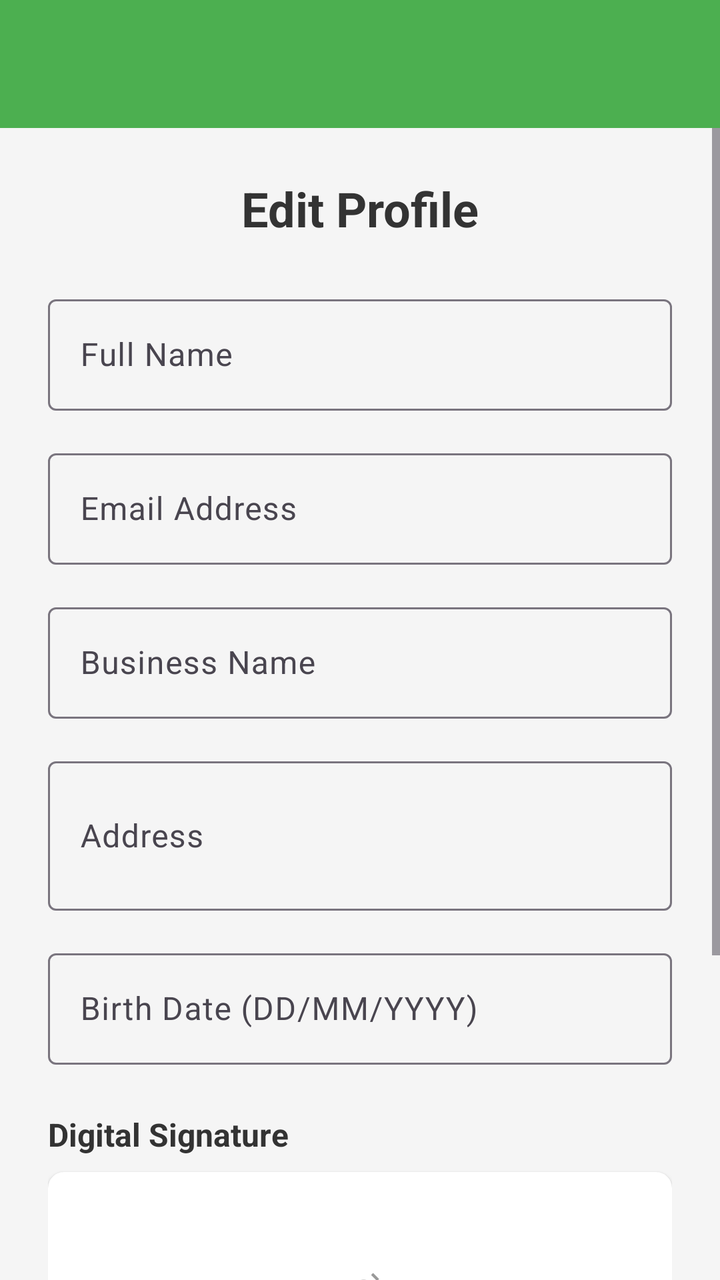
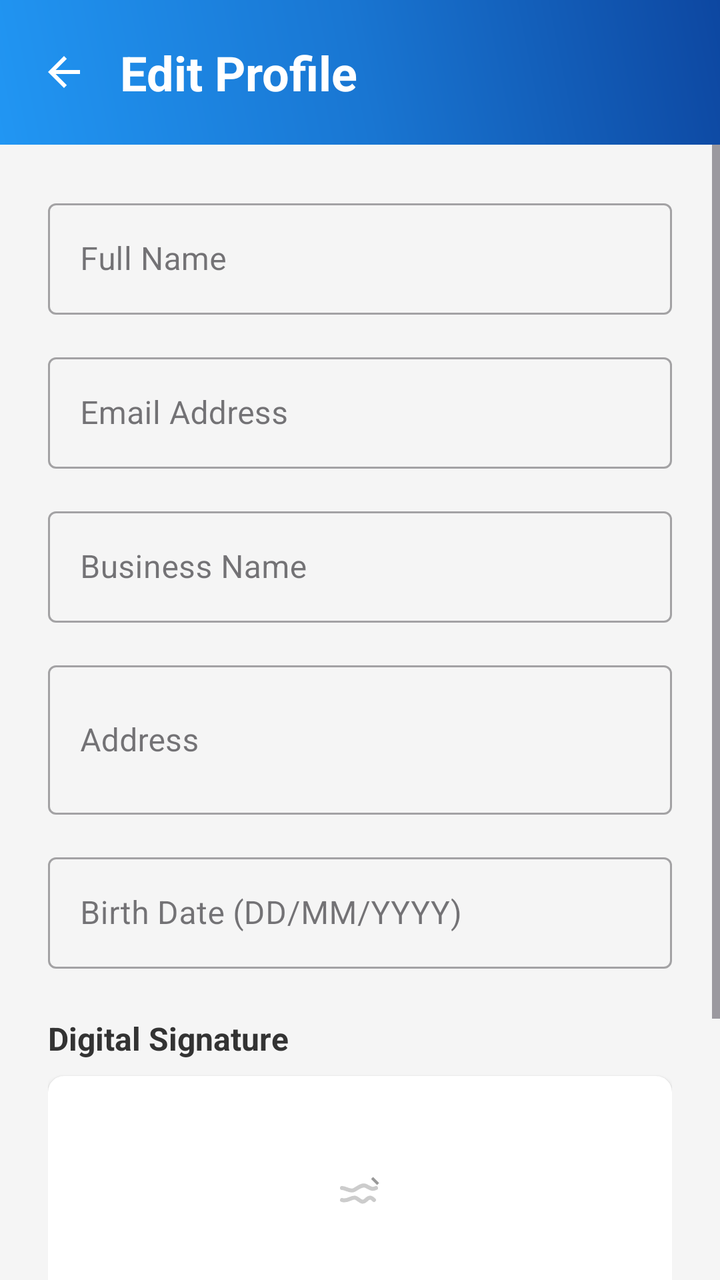

Screens rendered from an Android XML layout before and after an edit, with the pre-edit source and the edit as a unified diff.
<!-- AndroidManifest.xml: application theme Theme.RentMangment -->
<!-- res/layout/activity_edit_profile.xml -->
<?xml version="1.0" encoding="utf-8"?>
<LinearLayout xmlns:android="http://schemas.android.com/apk/res/android"
    xmlns:app="http://schemas.android.com/apk/res-auto"
    android:layout_width="match_parent"
    android:layout_height="match_parent"
    android:orientation="vertical"
    android:background="#f5f5f5">

    <androidx.appcompat.widget.Toolbar
        android:id="@+id/toolbar"
        android:layout_width="match_parent"
        android:layout_height="?attr/actionBarSize"
        android:background="#4CAF50"
        android:theme="@style/ThemeOverlay.AppCompat.Dark.ActionBar" />

    <ScrollView
        android:layout_width="match_parent"
        android:layout_height="match_parent">

        <LinearLayout
            android:layout_width="match_parent"
            android:layout_height="wrap_content"
            android:orientation="vertical"
            android:padding="24dp">

            <TextView
                android:layout_width="match_parent"
                android:layout_height="wrap_content"
                android:text="Edit Profile"
                android:textSize="24sp"
                android:textStyle="bold"
                android:textColor="#333"
                android:gravity="center"
                android:layout_marginBottom="24dp" />

            <com.google.android.material.textfield.TextInputLayout
                android:layout_width="match_parent"
                android:layout_height="wrap_content"
                android:layout_marginBottom="16dp">

                <com.google.android.material.textfield.TextInputEditText
                    android:id="@+id/etName"
                    android:layout_width="match_parent"
                    android:layout_height="wrap_content"
                    android:hint="Full Name"
                    android:inputType="textPersonName" />

            </com.google.android.material.textfield.TextInputLayout>

            <com.google.android.material.textfield.TextInputLayout
                android:layout_width="match_parent"
                android:layout_height="wrap_content"
                android:layout_marginBottom="16dp">

                <com.google.android.material.textfield.TextInputEditText
                    android:id="@+id/etEmail"
                    android:layout_width="match_parent"
                    android:layout_height="wrap_content"
                    android:hint="Email Address"
                    android:inputType="textEmailAddress" />

            </com.google.android.material.textfield.TextInputLayout>

            <com.google.android.material.textfield.TextInputLayout
                android:layout_width="match_parent"
                android:layout_height="wrap_content"
                android:layout_marginBottom="16dp">

                <com.google.android.material.textfield.TextInputEditText
                    android:id="@+id/etBusinessName"
                    android:layout_width="match_parent"
                    android:layout_height="wrap_content"
                    android:hint="Business Name"
                    android:inputType="text" />

            </com.google.android.material.textfield.TextInputLayout>

            <com.google.android.material.textfield.TextInputLayout
                android:layout_width="match_parent"
                android:layout_height="wrap_content"
                android:layout_marginBottom="16dp">

                <com.google.android.material.textfield.TextInputEditText
                    android:id="@+id/etAddress"
                    android:layout_width="match_parent"
                    android:layout_height="wrap_content"
                    android:hint="Address"
                    android:inputType="textMultiLine"
                    android:minLines="2" />

            </com.google.android.material.textfield.TextInputLayout>

            <com.google.android.material.textfield.TextInputLayout
                android:layout_width="match_parent"
                android:layout_height="wrap_content"
                android:layout_marginBottom="24dp">

                <com.google.android.material.textfield.TextInputEditText
                    android:id="@+id/etBirthDate"
                    android:layout_width="match_parent"
                    android:layout_height="wrap_content"
                    android:hint="Birth Date (DD/MM/YYYY)"
                    android:inputType="date"
                    android:focusable="false"
                    android:clickable="true" />

            </com.google.android.material.textfield.TextInputLayout>

            
            <TextView
                android:layout_width="match_parent"
                android:layout_height="wrap_content"
                android:text="Digital Signature"
                android:textSize="16sp"
                android:textStyle="bold"
                android:textColor="#333"
                android:layout_marginBottom="8dp" />

            <androidx.cardview.widget.CardView
                android:layout_width="match_parent"
                android:layout_height="120dp"
                android:layout_marginBottom="8dp"
                app:cardCornerRadius="8dp"
                app:cardElevation="2dp">

                <ImageView
                    android:id="@+id/ivSignaturePreview"
                    android:layout_width="match_parent"
                    android:layout_height="match_parent"
                    android:layout_margin="8dp"
                    android:scaleType="centerInside"
                    android:src="@drawable/ic_signature_placeholder" />

            </androidx.cardview.widget.CardView>

            <com.google.android.material.button.MaterialButton
                android:id="@+id/btnUpdateSignature"
                android:layout_width="match_parent"
                android:layout_height="48dp"
                android:layout_marginBottom="24dp"
                android:text="Update Signature"
                android:backgroundTint="#2196F3"
                style="@style/Widget.MaterialComponents.Button" />

            <com.google.android.material.button.MaterialButton
                android:id="@+id/btnSaveChanges"
                android:layout_width="match_parent"
                android:layout_height="56dp"
                android:text="Save Changes"
                android:textSize="16sp"
                android:backgroundTint="#4CAF50"
                style="@style/Widget.MaterialComponents.Button" />

        </LinearLayout>
    </ScrollView>
</LinearLayout>
<!-- resources referenced by this layout -->
<resources>
  <!-- drawable ic_signature_placeholder (drawable) -->
  <?xml version="1.0" encoding="utf-8"?>
  <vector xmlns:android="http://schemas.android.com/apk/res/android"
      android:width="24dp"
      android:height="24dp"
      android:viewportWidth="24"
      android:viewportHeight="24">
  
      
      <path
          android:strokeColor="#CCCCCC"
          android:strokeWidth="2"
          android:strokeLineCap="round"
          android:pathData="M3,8c2,0 4,2 6,1s4,-3 6,-2s3,2 5,1"/>
  
      
      <path
          android:strokeColor="#CCCCCC"
          android:strokeWidth="2"
          android:strokeLineCap="round"
          android:pathData="M3,14c3,1 5,-2 7,-1s3,3 5,1s3,-1 4,0"/>
  
      
      <path
          android:fillColor="#999999"
          android:pathData="M18.5,2.5l3,3l-1,1l-3,-3L18.5,2.5z"/>
  
      <path
          android:fillColor="#AAAAAA"
          android:pathData="M17.5,3.5l-12,12l-2,2l2,-2l12,-12L17.5,3.5z"/>
  
  </vector>
  <style name="Theme.RentMangment" parent="Base.Theme.RentMangment" />
  <style name="Base.Theme.RentMangment" parent="Theme.Material3.DayNight.NoActionBar">
          
          
      </style>
</resources>

<!-- the commit's change to res/layout/activity_edit_profile.xml (unified diff, before → after) -->
@@ -8,35 +8,60 @@
 
     <androidx.appcompat.widget.Toolbar
         android:id="@+id/toolbar"
+        android:visibility="gone"
         android:layout_width="match_parent"
         android:layout_height="?attr/actionBarSize"
-        android:background="#4CAF50"
+        android:background="@drawable/nav_header_gradient"
         android:theme="@style/ThemeOverlay.AppCompat.Dark.ActionBar" />
+
+    <RelativeLayout
+        android:layout_width="match_parent"
+        android:layout_height="wrap_content"
+        android:background="@drawable/nav_header_gradient"
+        android:padding="20dp">
+
+        <ImageView
+            android:id="@+id/ivBack"
+            android:layout_width="24dp"
+            android:layout_height="24dp"
+            android:layout_centerVertical="true"
+            android:src="@drawable/ic_arrow_back_white"
+        android:layout_alignParentStart="true"
+        android:contentDescription="Back"
+        android:clickable="true"
+        android:focusable="true" />
+
+        <TextView
+            android:layout_width="match_parent"
+            android:layout_height="wrap_content"
+            android:layout_centerVertical="true"
+            android:layout_toEndOf="@id/ivBack"
+            android:layout_marginStart="16dp"
+            android:text="Edit Profile"
+            android:textSize="24sp"
+            android:textStyle="bold"
+            android:textColor="@android:color/white" />
+
+    </RelativeLayout>
 
     <ScrollView
         android:layout_width="match_parent"
-        android:layout_height="match_parent">
+        android:layout_height="0dp"
+        android:layout_weight="1"
+        android:fillViewport="true">
 
         <LinearLayout
             android:layout_width="match_parent"
             android:layout_height="wrap_content"
             android:orientation="vertical"
-            android:padding="24dp">
-
-            <TextView
-                android:layout_width="match_parent"
-                android:layout_height="wrap_content"
-                android:text="Edit Profile"
-                android:textSize="24sp"
-                android:textStyle="bold"
-                android:textColor="#333"
-                android:gravity="center"
-                android:layout_marginBottom="24dp" />
+            android:padding="24dp"
+            android:paddingBottom="32dp">
 
             <com.google.android.material.textfield.TextInputLayout
                 android:layout_width="match_parent"
                 android:layout_height="wrap_content"
-                android:layout_marginBottom="16dp">
+                android:layout_marginBottom="16dp"
+                style="@style/Widget.MaterialComponents.TextInputLayout.OutlinedBox">
 
                 <com.google.android.material.textfield.TextInputEditText
                     android:id="@+id/etName"
@@ -50,7 +75,8 @@
             <com.google.android.material.textfield.TextInputLayout
                 android:layout_width="match_parent"
                 android:layout_height="wrap_content"
-                android:layout_marginBottom="16dp">
+                android:layout_marginBottom="16dp"
+                style="@style/Widget.MaterialComponents.TextInputLayout.OutlinedBox">
 
                 <com.google.android.material.textfield.TextInputEditText
                     android:id="@+id/etEmail"
@@ -64,7 +90,8 @@
             <com.google.android.material.textfield.TextInputLayout
                 android:layout_width="match_parent"
                 android:layout_height="wrap_content"
-                android:layout_marginBottom="16dp">
+                android:layout_marginBottom="16dp"
+                style="@style/Widget.MaterialComponents.TextInputLayout.OutlinedBox">
 
                 <com.google.android.material.textfield.TextInputEditText
                     android:id="@+id/etBusinessName"
@@ -78,7 +105,8 @@
             <com.google.android.material.textfield.TextInputLayout
                 android:layout_width="match_parent"
                 android:layout_height="wrap_content"
-                android:layout_marginBottom="16dp">
+                android:layout_marginBottom="16dp"
+                style="@style/Widget.MaterialComponents.TextInputLayout.OutlinedBox">
 
                 <com.google.android.material.textfield.TextInputEditText
                     android:id="@+id/etAddress"
@@ -93,7 +121,8 @@
             <com.google.android.material.textfield.TextInputLayout
                 android:layout_width="match_parent"
                 android:layout_height="wrap_content"
-                android:layout_marginBottom="24dp">
+                android:layout_marginBottom="24dp"
+                style="@style/Widget.MaterialComponents.TextInputLayout.OutlinedBox">
 
                 <com.google.android.material.textfield.TextInputEditText
                     android:id="@+id/etBirthDate"
@@ -121,7 +150,8 @@
                 android:layout_height="120dp"
                 android:layout_marginBottom="8dp"
                 app:cardCornerRadius="8dp"
-                app:cardElevation="2dp">
+                app:cardElevation="2dp"
+                app:cardBackgroundColor="@android:color/white">
 
                 <ImageView
                     android:id="@+id/ivSignaturePreview"
@@ -139,16 +169,18 @@
                 android:layout_height="48dp"
                 android:layout_marginBottom="24dp"
                 android:text="Update Signature"
-                android:backgroundTint="#2196F3"
+                android:textColor="@android:color/white"
+                android:backgroundTint="#3F51B5"
                 style="@style/Widget.MaterialComponents.Button" />
 
             <com.google.android.material.button.MaterialButton
                 android:id="@+id/btnSaveChanges"
                 android:layout_width="match_parent"
-                android:layout_height="56dp"
+                android:layout_height="match_parent"
                 android:text="Save Changes"
                 android:textSize="16sp"
-                android:backgroundTint="#4CAF50"
+                android:textColor="@android:color/white"
+                android:backgroundTint="#3F51B5"
                 style="@style/Widget.MaterialComponents.Button" />
 
         </LinearLayout>
<!-- resource entries referenced after the edit -->
@@ -1,5 +1,16 @@
 <!-- resources referenced by this layout -->
 <resources>
+  <!-- drawable ic_arrow_back_white (drawable) -->
+  <vector xmlns:android="http://schemas.android.com/apk/res/android"
+      android:width="24dp"
+      android:height="24dp"
+      android:viewportWidth="24"
+      android:viewportHeight="24"
+      android:tint="@android:color/white">
+      <path
+          android:fillColor="@android:color/white"
+          android:pathData="M20,11H7.83l5.59,-5.59L12,4l-8,8 8,8 1.41,-1.41L7.83,13H20v-2z"/>
+  </vector>
   <!-- drawable ic_signature_placeholder (drawable) -->
   <?xml version="1.0" encoding="utf-8"?>
   <vector xmlns:android="http://schemas.android.com/apk/res/android"
@@ -32,6 +43,16 @@
           android:pathData="M17.5,3.5l-12,12l-2,2l2,-2l12,-12L17.5,3.5z"/>
   
   </vector>
+  <!-- drawable nav_header_gradient (drawable) -->
+  <?xml version="1.0" encoding="utf-8"?>
+  <shape xmlns:android="http://schemas.android.com/apk/res/android">
+      <gradient
+          android:angle="45"
+          android:startColor="#2196F3"
+          android:centerColor="#1976D2"
+          android:endColor="#0D47A1"
+          android:type="linear" />
+  </shape>
   <style name="Theme.RentMangment" parent="Base.Theme.RentMangment" />
   <style name="Base.Theme.RentMangment" parent="Theme.Material3.DayNight.NoActionBar">
           
